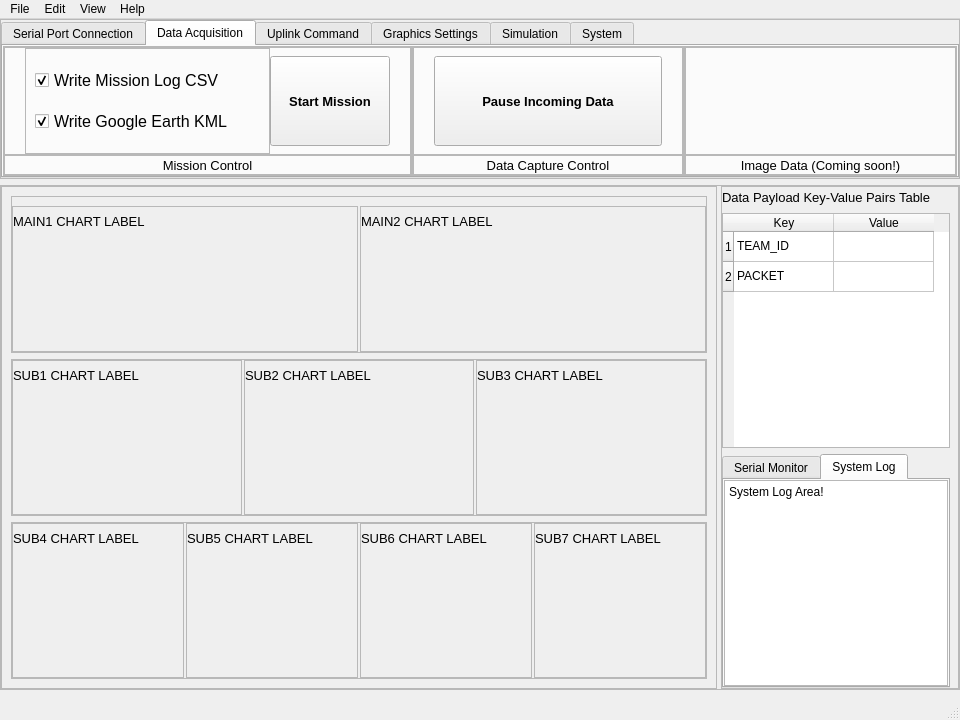
The window that gui/cugs_mainwindow.ui (vtneil/cugs-v1) describes before a commit, drawn with Qt 5.
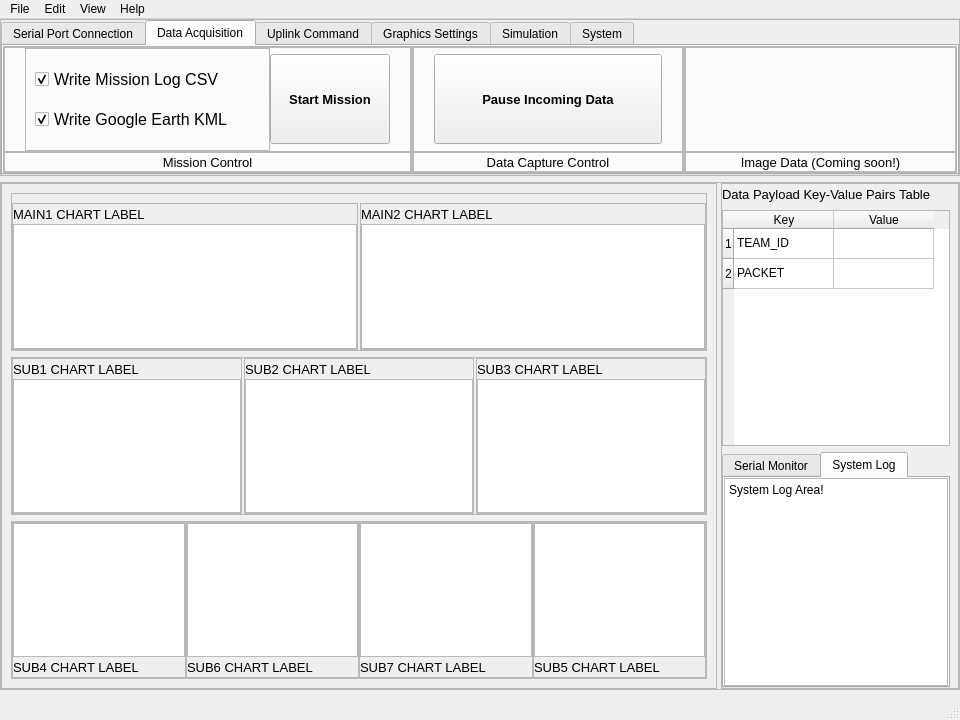
The same window after the commit. The open tabs and pages were chosen to show the change. Custom widgets are drawn as their Qt base class.

Commit message: Updated QChart, Main, GUI, attr, etc.

Patch:
```diff
--- a/gui/cugs_mainwindow.ui
+++ b/gui/cugs_mainwindow.ui
@@ -1239,7 +1239,7 @@
             <property name="frameShadow">
              <enum>QFrame::Raised</enum>
             </property>
-            <layout class="QHBoxLayout" name="horizontalLayout_12">
+            <layout class="QHBoxLayout" name="horizontalLayout_12" stretch="1,1">
              <property name="spacing">
               <number>2</number>
              </property>
@@ -1260,7 +1260,7 @@
                <property name="frameShadow">
                 <enum>QFrame::Raised</enum>
                </property>
-               <layout class="QVBoxLayout" name="verticalLayout_19">
+               <layout class="QVBoxLayout" name="verticalLayout_16">
                 <property name="spacing">
                  <number>0</number>
                 </property>
@@ -1268,10 +1268,10 @@
                  <number>0</number>
                 </property>
                 <property name="topMargin">
-                 <number>4</number>
+                 <number>0</number>
                 </property>
                 <property name="rightMargin">
-                 <number>4</number>
+                 <number>0</number>
                 </property>
                 <property name="bottomMargin">
                  <number>0</number>
@@ -1301,7 +1301,7 @@
                  </widget>
                 </item>
                 <item>
-                 <widget class="QChartView" name="mpl_c1" native="true"/>
+                 <widget class="QGraphicsView" name="mpl_c1"/>
                 </item>
                </layout>
               </widget>
@@ -1314,7 +1314,7 @@
                <property name="frameShadow">
                 <enum>QFrame::Raised</enum>
                </property>
-               <layout class="QVBoxLayout" name="verticalLayout_20">
+               <layout class="QVBoxLayout" name="verticalLayout_17">
                 <property name="spacing">
                  <number>0</number>
                 </property>
@@ -1322,10 +1322,10 @@
                  <number>0</number>
                 </property>
                 <property name="topMargin">
-                 <number>4</number>
+                 <number>0</number>
                 </property>
                 <property name="rightMargin">
-                 <number>4</number>
+                 <number>0</number>
                 </property>
                 <property name="bottomMargin">
                  <number>0</number>
@@ -1355,7 +1355,7 @@
                  </widget>
                 </item>
                 <item>
-                 <widget class="QChartView" name="mpl_c2" native="true"/>
+                 <widget class="QGraphicsView" name="mpl_c2"/>
                 </item>
                </layout>
               </widget>
@@ -1395,7 +1395,7 @@
                <property name="frameShadow">
                 <enum>QFrame::Raised</enum>
                </property>
-               <layout class="QVBoxLayout" name="verticalLayout_16">
+               <layout class="QVBoxLayout" name="verticalLayout_18">
                 <property name="spacing">
                  <number>0</number>
                 </property>
@@ -1403,10 +1403,10 @@
                  <number>0</number>
                 </property>
                 <property name="topMargin">
-                 <number>4</number>
+                 <number>0</number>
                 </property>
                 <property name="rightMargin">
-                 <number>4</number>
+                 <number>0</number>
                 </property>
                 <property name="bottomMargin">
                  <number>0</number>
@@ -1436,7 +1436,7 @@
                  </widget>
                 </item>
                 <item>
-                 <widget class="QChartView" name="mpl_c3" native="true"/>
+                 <widget class="QGraphicsView" name="mpl_c3"/>
                 </item>
                </layout>
               </widget>
@@ -1449,7 +1449,7 @@
                <property name="frameShadow">
                 <enum>QFrame::Raised</enum>
                </property>
-               <layout class="QVBoxLayout" name="verticalLayout_17">
+               <layout class="QVBoxLayout" name="verticalLayout_19">
                 <property name="spacing">
                  <number>0</number>
                 </property>
@@ -1457,10 +1457,10 @@
                  <number>0</number>
                 </property>
                 <property name="topMargin">
-                 <number>4</number>
+                 <number>0</number>
                 </property>
                 <property name="rightMargin">
-                 <number>4</number>
+                 <number>0</number>
                 </property>
                 <property name="bottomMargin">
                  <number>0</number>
@@ -1490,7 +1490,7 @@
                  </widget>
                 </item>
                 <item>
-                 <widget class="QChartView" name="mpl_c4" native="true"/>
+                 <widget class="QGraphicsView" name="mpl_c4"/>
                 </item>
                </layout>
               </widget>
@@ -1503,7 +1503,7 @@
                <property name="frameShadow">
                 <enum>QFrame::Raised</enum>
                </property>
-               <layout class="QVBoxLayout" name="verticalLayout_18">
+               <layout class="QVBoxLayout" name="verticalLayout_20">
                 <property name="spacing">
                  <number>0</number>
                 </property>
@@ -1511,10 +1511,10 @@
                  <number>0</number>
                 </property>
                 <property name="topMargin">
-                 <number>4</number>
+                 <number>0</number>
                 </property>
                 <property name="rightMargin">
-                 <number>4</number>
+                 <number>0</number>
                 </property>
                 <property name="bottomMargin">
                  <number>0</number>
@@ -1544,7 +1544,7 @@
                  </widget>
                 </item>
                 <item>
-                 <widget class="QChartView" name="mpl_c5" native="true"/>
+                 <widget class="QGraphicsView" name="mpl_c5"/>
                 </item>
                </layout>
               </widget>
@@ -1560,9 +1560,9 @@
             <property name="frameShadow">
              <enum>QFrame::Raised</enum>
             </property>
-            <layout class="QHBoxLayout" name="horizontalLayout_10">
+            <layout class="QHBoxLayout" name="horizontalLayout_10" stretch="1,1,1,1">
              <property name="spacing">
-              <number>2</number>
+              <number>0</number>
              </property>
              <property name="leftMargin">
               <number>0</number>
@@ -1592,14 +1592,17 @@
                  <number>0</number>
                 </property>
                 <property name="topMargin">
-                 <number>4</number>
+                 <number>0</number>
                 </property>
                 <property name="rightMargin">
-                 <number>4</number>
+                 <number>0</number>
                 </property>
                 <property name="bottomMargin">
                  <number>0</number>
                 </property>
+                <item>
+                 <widget class="QGraphicsView" name="mpl_c6"/>
+                </item>
                 <item>
                  <widget class="QLabel" name="lb_sub4">
                   <property name="minimumSize">
@@ -1624,63 +1627,6 @@
                   </property>
                  </widget>
                 </item>
-                <item>
-                 <widget class="QChartView" name="mpl_c6" native="true"/>
-                </item>
-               </layout>
-              </widget>
-             </item>
-             <item>
-              <widget class="QFrame" name="fr_sub3_3">
-               <property name="frameShape">
-                <enum>QFrame::StyledPanel</enum>
-               </property>
-               <property name="frameShadow">
-                <enum>QFrame::Raised</enum>
-               </property>
-               <layout class="QVBoxLayout" name="verticalLayout_26">
-                <property name="spacing">
-                 <number>0</number>
-                </property>
-                <property name="leftMargin">
-                 <number>0</number>
-                </property>
-                <property name="topMargin">
-                 <number>4</number>
-                </property>
-                <property name="rightMargin">
-                 <number>4</number>
-                </property>
-                <property name="bottomMargin">
-                 <number>0</number>
-                </property>
-                <item>
-                 <widget class="QLabel" name="lb_sub5">
-                  <property name="minimumSize">
-                   <size>
-                    <width>0</width>
-                    <height>20</height>
-                   </size>
-                  </property>
-                  <property name="maximumSize">
-                   <size>
-                    <width>16777215</width>
-                    <height>20</height>
-                   </size>
-                  </property>
-                  <property name="font">
-                   <font>
-                    <pointsize>10</pointsize>
-                   </font>
-                  </property>
-                  <property name="text">
-                   <string>SUB5 CHART LABEL</string>
-                  </property>
-                 </widget>
-                </item>
-                <item>
-                 <widget class="QChartView" name="mpl_c7" native="true"/>
-                </item>
                </layout>
               </widget>
              </item>
@@ -1692,7 +1638,7 @@
                <property name="frameShadow">
                 <enum>QFrame::Raised</enum>
                </property>
-               <layout class="QVBoxLayout" name="verticalLayout_24">
+               <layout class="QVBoxLayout" name="verticalLayout_25">
                 <property name="spacing">
                  <number>0</number>
                 </property>
@@ -1700,14 +1646,17 @@
                  <number>0</number>
                 </property>
                 <property name="topMargin">
-                 <number>4</number>
+                 <number>0</number>
                 </property>
                 <property name="rightMargin">
-                 <number>4</number>
+                 <number>0</number>
                 </property>
                 <property name="bottomMargin">
                  <number>0</number>
                 </property>
+                <item>
+                 <widget class="QGraphicsView" name="mpl_c7"/>
+                </item>
                 <item>
                  <widget class="QLabel" name="lb_sub6">
                   <property name="minimumSize">
@@ -1732,9 +1681,6 @@
                   </property>
                  </widget>
                 </item>
-                <item>
-                 <widget class="QChartView" name="mpl_c8" native="true"/>
-                </item>
                </layout>
               </widget>
              </item>
@@ -1746,7 +1692,7 @@
                <property name="frameShadow">
                 <enum>QFrame::Raised</enum>
                </property>
-               <layout class="QVBoxLayout" name="verticalLayout_25">
+               <layout class="QVBoxLayout" name="verticalLayout_26">
                 <property name="spacing">
                  <number>0</number>
                 </property>
@@ -1754,14 +1700,17 @@
                  <number>0</number>
                 </property>
                 <property name="topMargin">
-                 <number>4</number>
+                 <number>0</number>
                 </property>
                 <property name="rightMargin">
-                 <number>4</number>
+                 <number>0</number>
                 </property>
                 <property name="bottomMargin">
                  <number>0</number>
                 </property>
+                <item>
+                 <widget class="QGraphicsView" name="mpl_c8"/>
+                </item>
                 <item>
                  <widget class="QLabel" name="lb_sub7">
                   <property name="minimumSize">
@@ -1786,8 +1735,59 @@
                   </property>
                  </widget>
                 </item>
+               </layout>
+              </widget>
+             </item>
+             <item>
+              <widget class="QFrame" name="fr_sub3_3">
+               <property name="frameShape">
+                <enum>QFrame::StyledPanel</enum>
+               </property>
+               <property name="frameShadow">
+                <enum>QFrame::Raised</enum>
+               </property>
+               <layout class="QVBoxLayout" name="verticalLayout_24">
+                <property name="spacing">
+                 <number>0</number>
+                </property>
+                <property name="leftMargin">
+                 <number>0</number>
+                </property>
+                <property name="topMargin">
+                 <number>0</number>
+                </property>
+                <property name="rightMargin">
+                 <number>0</number>
+                </property>
+                <property name="bottomMargin">
+                 <number>0</number>
+                </property>
                 <item>
-                 <widget class="QChartView" name="mpl_c9" native="true"/>
+                 <widget class="QGraphicsView" name="mpl_c9"/>
+                </item>
+                <item>
+                 <widget class="QLabel" name="lb_sub5">
+                  <property name="minimumSize">
+                   <size>
+                    <width>0</width>
+                    <height>20</height>
+                   </size>
+                  </property>
+                  <property name="maximumSize">
+                   <size>
+                    <width>16777215</width>
+                    <height>20</height>
+                   </size>
+                  </property>
+                  <property name="font">
+                   <font>
+                    <pointsize>10</pointsize>
+                   </font>
+                  </property>
+                  <property name="text">
+                   <string>SUB5 CHART LABEL</string>
+                  </property>
+                 </widget>
                 </item>
                </layout>
               </widget>
@@ -1994,14 +1994,6 @@
    </property>
   </action>
  </widget>
- <customwidgets>
-  <customwidget>
-   <class>QChartView</class>
-   <extends>QWidget</extends>
-   <header>PySide6.QtCharts.QChartView</header>
-   <container>1</container>
-  </customwidget>
- </customwidgets>
  <resources/>
  <connections/>
 </ui>
```
Left out of the diff: 2 changed lines with no effect on the pictures. The commit also changes 13 other files.
